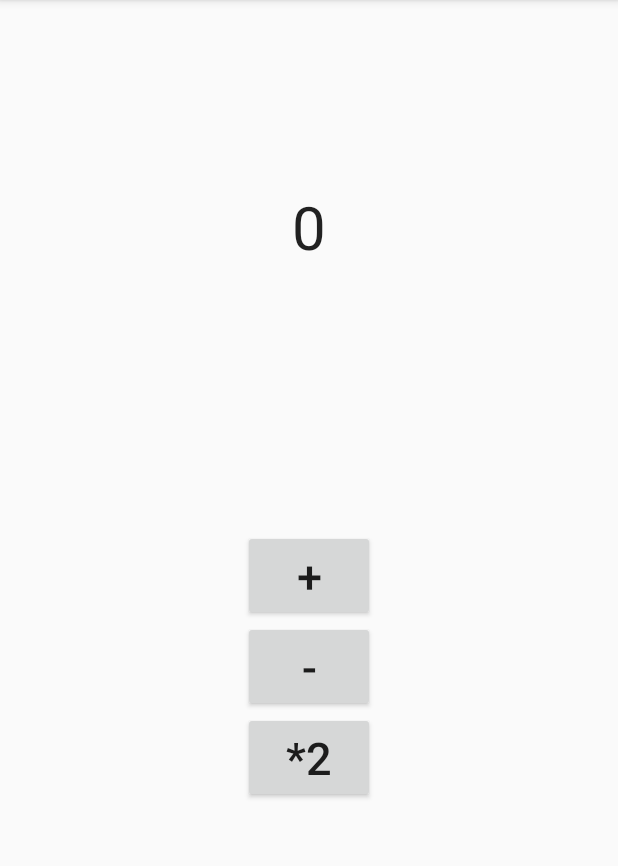
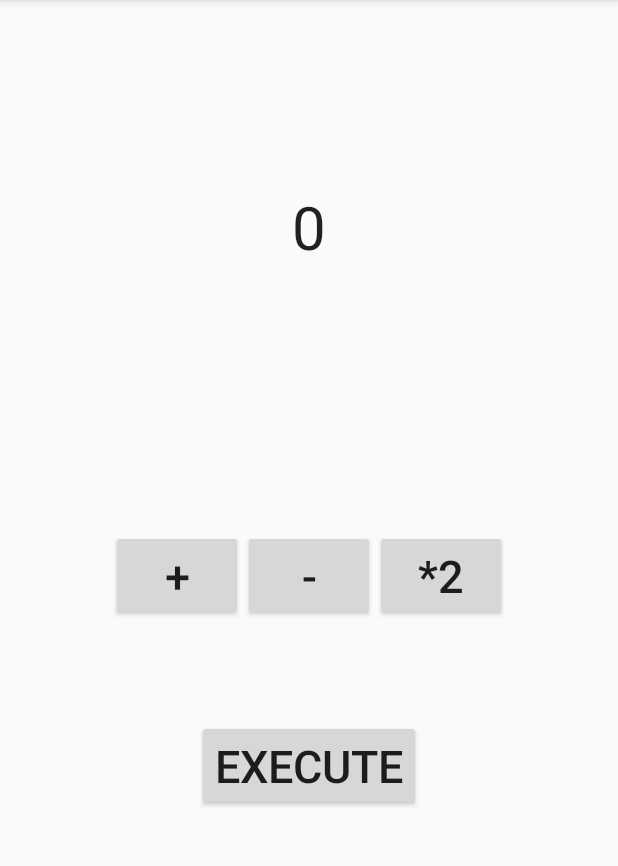
Before and after one commit to litmon/CountApps, an Android app: the screen it shows after launch (MainActivity), after a tap on "*2", on a phone screen of 412 x 824 dp, the part 84-950 px from its top. Run offline under Robolectric (Android 15) with nearby library versions, the phone set to English and light mode, and no system bars.

Commit message:
Add execute button and change algorithm

```diff
--- a/app/src/main/java/com/example/fukuokadota/countapps/MainActivity.java
+++ b/app/src/main/java/com/example/fukuokadota/countapps/MainActivity.java
@@ -10,6 +10,11 @@ import android.widget.TextView;
 
 public class MainActivity extends ActionBarActivity {
 
+    final int OPE_PLUS = 1;
+    final int OPE_MINUS = 2;
+    final int OPE_MULTI = 3;
+
+    int ope;
     int count;
     TextView tv;
 
@@ -23,17 +28,30 @@ public class MainActivity extends ActionBarActivity {
     }
 
     public void plus(View v){
-        count++;
-        tv.setText("" + count);
+        ope = OPE_PLUS;
     }
 
     public void minus(View v){
-        count--;
-        tv.setText("" + count);
+        ope = OPE_MINUS;
     }
 
     public void multi(View v){
-        count *= 2;
+        ope = OPE_MULTI;
+    }
+
+    public void execute(View v){
+        switch (ope){
+            case OPE_PLUS:
+                count++;
+                break;
+            case OPE_MINUS:
+                count--;
+                break;
+            case OPE_MULTI:
+                count *= 2;
+                break;
+        }
+
         tv.setText("" + count);
     }
 
--- a/app/src/main/res/layout/activity_main.xml
+++ b/app/src/main/res/layout/activity_main.xml
@@ -20,30 +20,43 @@
     <Button
         android:layout_width="wrap_content"
         android:layout_height="wrap_content"
-        android:text="+"
-        android:id="@+id/button"
-        android:layout_centerVertical="true"
-        android:layout_centerHorizontal="true"
-        android:textSize="30dp"
-        android:onClick="plus" />
-
-    <Button
-        android:layout_width="wrap_content"
-        android:layout_height="wrap_content"
         android:text="-"
         android:id="@+id/button2"
-        android:layout_below="@+id/button"
-        android:layout_centerHorizontal="true"
         android:textSize="30dp"
-        android:onClick="minus" />
+        android:onClick="minus"
+        android:layout_centerVertical="true"
+        android:layout_centerHorizontal="true" />
 
     <Button
         android:layout_width="wrap_content"
         android:layout_height="wrap_content"
         android:text="*2"
         android:id="@+id/button3"
+        android:textSize="30dp"
+        android:onClick="multi"
+        android:layout_alignTop="@+id/button2"
+        android:layout_toRightOf="@+id/button2"
+        android:layout_toEndOf="@+id/button2" />
+
+    <Button
+        android:layout_width="wrap_content"
+        android:layout_height="wrap_content"
+        android:text="+"
+        android:id="@+id/button"
+        android:onClick="plus"
+        android:layout_alignTop="@+id/button2"
+        android:layout_toLeftOf="@+id/button2"
+        android:layout_toStartOf="@+id/button2"
+        android:textSize="30dp" />
+
+    <Button
+        android:layout_width="wrap_content"
+        android:layout_height="wrap_content"
+        android:text="Execute"
+        android:id="@+id/button4"
         android:layout_below="@+id/button2"
         android:layout_centerHorizontal="true"
-        android:textSize="30dp"
-        android:onClick="multi" />
+        android:layout_marginTop="66dp"
+        android:onClick="execute"
+        android:textSize="30dp" />
 </RelativeLayout>
```
